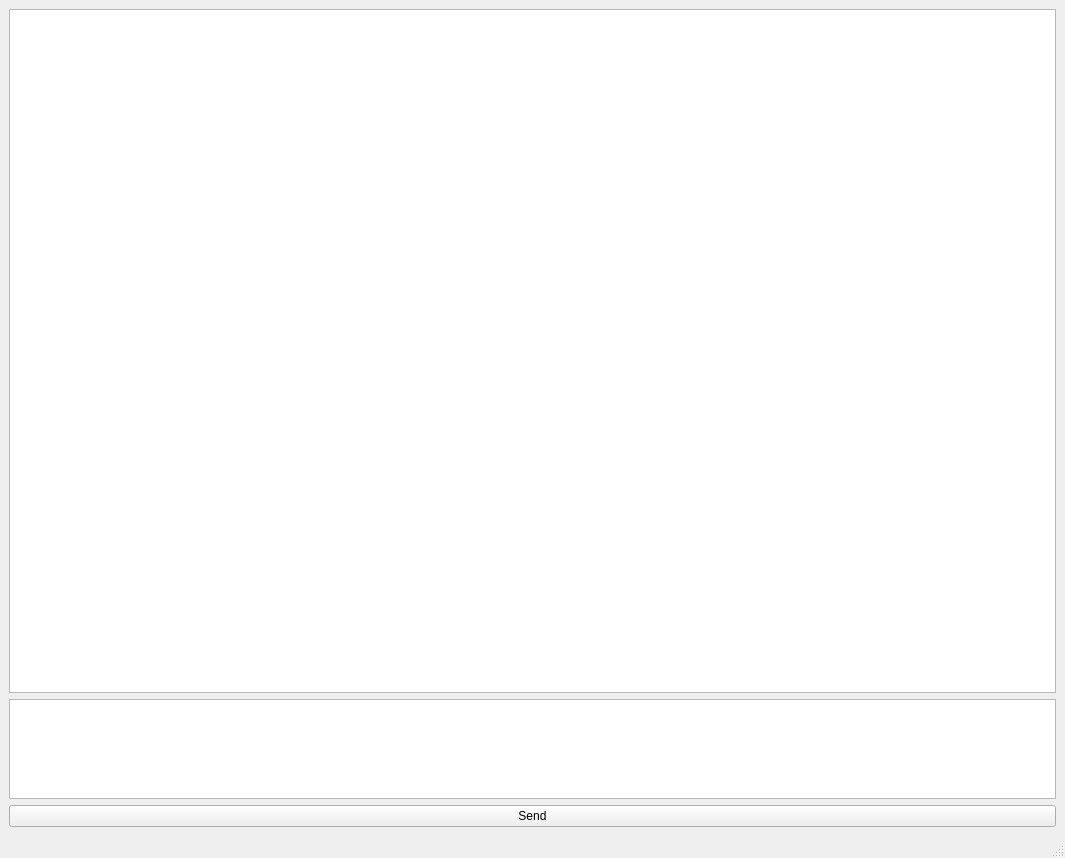
This is client.ui in SiegfriedWagner/python-chat as Qt 5 draws it before an edit. The edited form follows.
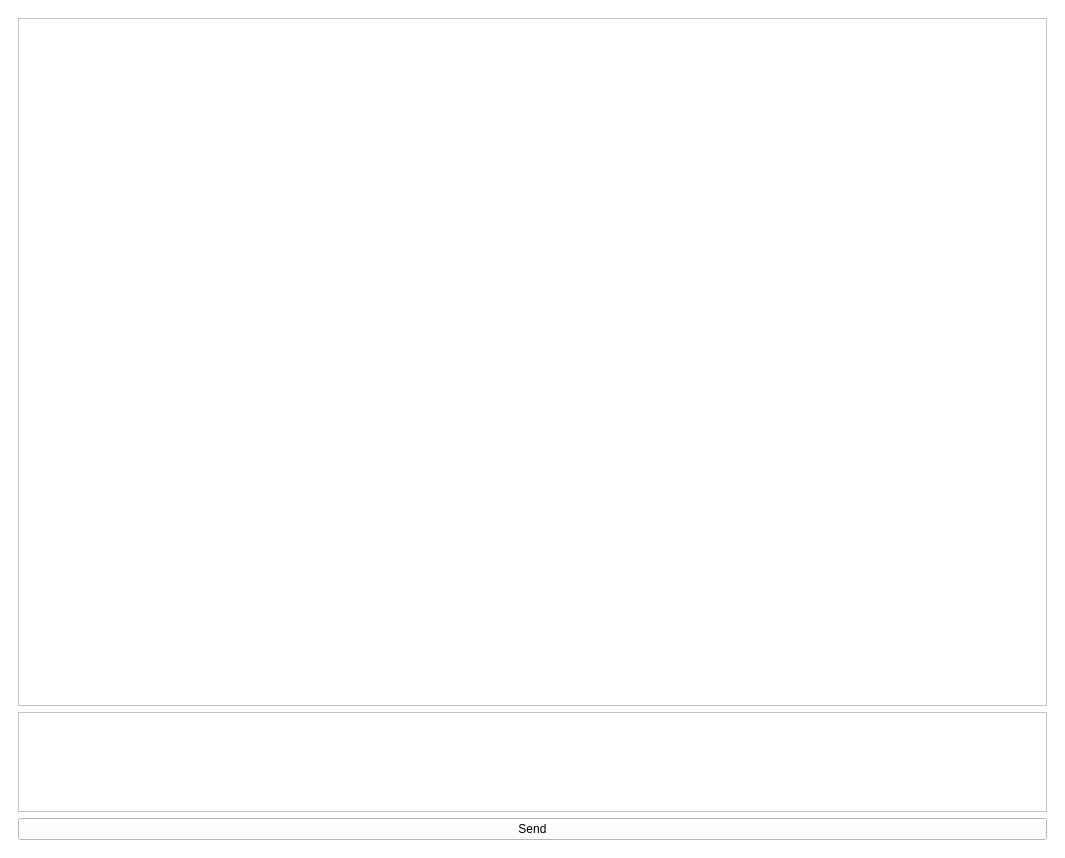
This is the edited form.

The edit to the form file:
```diff
--- a/client.ui
+++ b/client.ui
@@ -13,7 +13,16 @@
   <property name="windowTitle">
    <string>MainWindow</string>
   </property>
+  <property name="styleSheet">
+   <string notr="true">background-color: rgb(255, 255, 255);</string>
+  </property>
   <widget class="QWidget" name="centralwidget">
+   <layout class="QHBoxLayout" name="horizontalLayout">
+    <item>
+     <widget class="QWidget" name="widget" native="true">
+      <property name="styleSheet">
+       <string notr="true"/>
+      </property>
    <layout class="QVBoxLayout" name="verticalLayout_2">
     <item>
      <widget class="QScrollArea" name="scrollArea">
@@ -31,8 +40,8 @@
         <rect>
          <x>0</x>
          <y>0</y>
-         <width>1045</width>
-         <height>675</height>
+            <width>1027</width>
+            <height>681</height>
         </rect>
        </property>
        <property name="styleSheet">
@@ -93,7 +102,9 @@
     </item>
    </layout>
   </widget>
-  <widget class="QStatusBar" name="statusbar"/>
+    </item>
+   </layout>
+  </widget>
  </widget>
  <resources/>
  <connections/>
```
Lines whose indentation alone changed are shown as unchanged.
